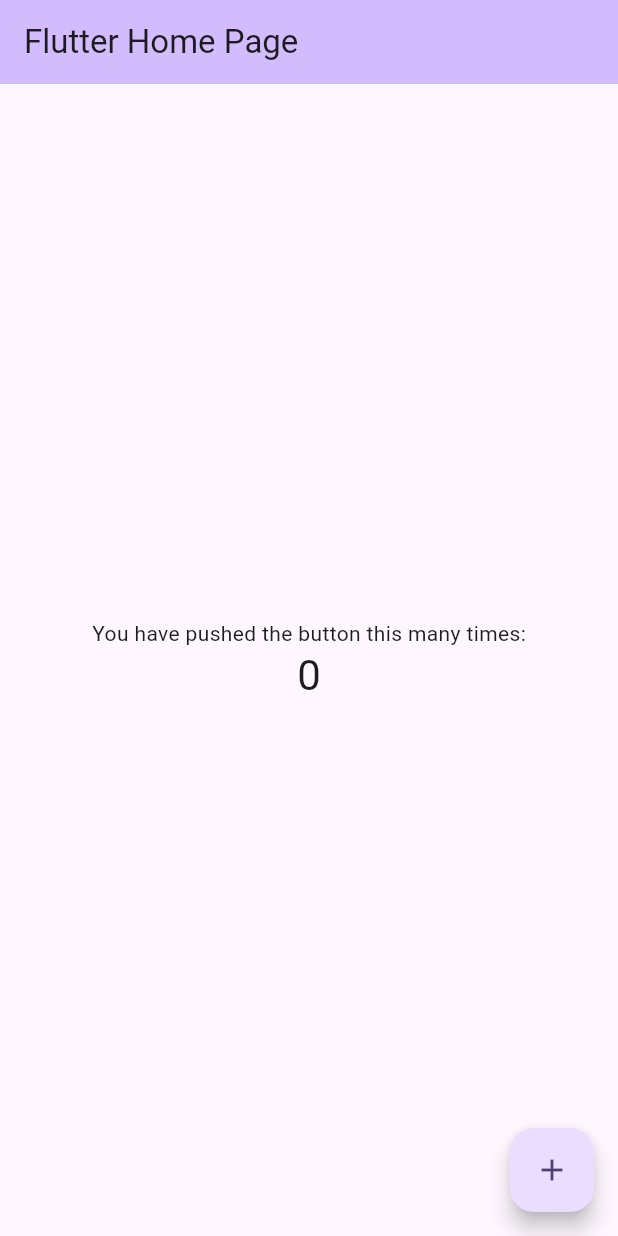
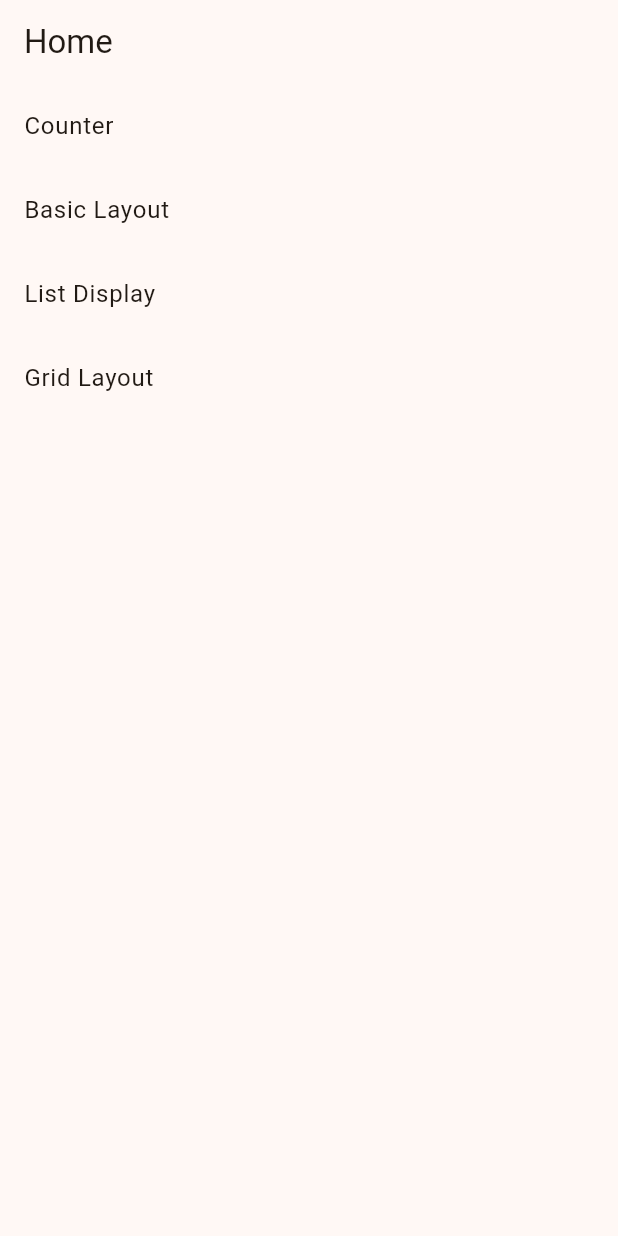
Before and after one commit to ebjorklund01/eriks_example_project, a Flutter app: the screen it shows after launch, on a phone screen of 412 x 824 dp. Run offline on Flutter 3.47's test engine with Material 3 defaults, Android fonts, the phone set to English and light mode, and no system bars.

Commit message:
Demo session
Co-authored-by: James Vanderburg <james@vanderburg.org>
Co-authored-by: Matt C <leafsicle@users.noreply.github.com>
Co-authored-by: Alexey Beletskiy <AlexeyBeletskiy@users.noreply.github.com>

```diff
--- a/lib/main.dart
+++ b/lib/main.dart
@@ -1,3 +1,7 @@
+import 'package:eriks_example_project/screens/basic_layout_screen.dart';
+import 'package:eriks_example_project/screens/counter_screen.dart';
+import 'package:eriks_example_project/screens/grid_layout_screen.dart';
+import 'package:eriks_example_project/screens/list_display_screen.dart';
 import 'package:flutter/material.dart';
 
 void main() {
@@ -7,119 +11,69 @@ void main() {
 class MyApp extends StatelessWidget {
   const MyApp({super.key});
 
-  // This widget is the root of your application.
   @override
   Widget build(BuildContext context) {
     return MaterialApp(
       title: 'Flutter',
       theme: ThemeData(
-        // This is the theme of your application.
-        //
-        // TRY THIS: Try running your application with "flutter run". You'll see
-        // the application has a purple toolbar. Then, without quitting the app,
-        // try changing the seedColor in the colorScheme below to Colors.green
-        // and then invoke "hot reload" (save your changes or press the "hot
-        // reload" button in a Flutter-supported IDE, or press "r" if you used
-        // the command line to start the app).
-        //
-        // Notice that the counter didn't reset back to zero; the application
-        // state is not lost during the reload. To reset the state, use hot
-        // restart instead.
-        //
-        // This works for code too, not just values: Most code changes can be
-        // tested with just a hot reload.
-        colorScheme: ColorScheme.fromSeed(seedColor: Colors.deepPurple),
+        colorScheme: ColorScheme.fromSeed(seedColor: Colors.orange),
         useMaterial3: true,
       ),
-      home: const MyHomePage(title: 'Flutter Home Page'),
+      home: const HomeScreen(),
     );
   }
 }
 
-class MyHomePage extends StatefulWidget {
-  const MyHomePage({super.key, required this.title});
-
-  // This widget is the home page of your application. It is stateful, meaning
-  // that it has a State object (defined below) that contains fields that affect
-  // how it looks.
-
-  // This class is the configuration for the state. It holds the values (in this
-  // case the title) provided by the parent (in this case the App widget) and
-  // used by the build method of the State. Fields in a Widget subclass are
-  // always marked "final".
-
-  final String title;
-
-  @override
-  State<MyHomePage> createState() => _MyHomePageState();
-}
-
-class _MyHomePageState extends State<MyHomePage> {
-  int _counter = 0;
-
-  void _incrementCounter() {
-    setState(() {
-      // This call to setState tells the Flutter framework that something has
-      // changed in this State, which causes it to rerun the build method below
-      // so that the display can reflect the updated values. If we changed
-      // _counter without calling setState(), then the build method would not be
-      // called again, and so nothing would appear to happen.
-      _counter++;
-    });
-  }
+class HomeScreen extends StatelessWidget {
+  const HomeScreen({super.key});
 
   @override
   Widget build(BuildContext context) {
-    // This method is rerun every time setState is called, for instance as done
-    // by the _incrementCounter method above.
-    //
-    // The Flutter framework has been optimized to make rerunning build methods
-    // fast, so that you can just rebuild anything that needs updating rather
-    // than having to individually change instances of widgets.
     return Scaffold(
-      appBar: AppBar(
-        // TRY THIS: Try changing the color here to a specific color (to
-        // Colors.amber, perhaps?) and trigger a hot reload to see the AppBar
-        // change color while the other colors stay the same.
-        backgroundColor: Theme.of(context).colorScheme.inversePrimary,
-        // Here we take the value from the MyHomePage object that was created by
-        // the App.build method, and use it to set our appbar title.
-        title: Text(widget.title),
+      appBar: AppBar(title: const Text('Home')),
+      body: ListView(
+        children: <Widget>[
+          ListTile(
+            title: const Text('Counter'),
+            onTap: () {
+              Navigator.push(
+                context,
+                MaterialPageRoute(builder: (context) => CounterScreen()),
+              );
+            },
+          ),
+          ListTile(
+            title: const Text('Basic Layout'),
+            onTap: () {
+              Navigator.push(
+                context,
+                MaterialPageRoute(
+                    builder: (context) => const BasicLayoutScreen()),
+              );
+            },
+          ),
+          ListTile(
+            title: const Text('List Display'),
+            onTap: () {
+              Navigator.push(
+                context,
+                MaterialPageRoute(
+                    builder: (context) => const ListDisplayScreen()),
+              );
+            },
+          ),
+          ListTile(
+            title: const Text('Grid Layout'),
+            onTap: () {
+              Navigator.push(
+                context,
+                MaterialPageRoute(
+                    builder: (context) => const GridLayoutScreen()),
+              );
+            },
+          ),
+        ],
       ),
-      body: Center(
-        // Center is a layout widget. It takes a single child and positions it
-        // in the middle of the parent.
-        child: Column(
-          // Column is also a layout widget. It takes a list of children and
-          // arranges them vertically. By default, it sizes itself to fit its
-          // children horizontally, and tries to be as tall as its parent.
-          //
-          // Column has various properties to control how it sizes itself and
-          // how it positions its children. Here we use mainAxisAlignment to
-          // center the children vertically; the main axis here is the vertical
-          // axis because Columns are vertical (the cross axis would be
-          // horizontal).
-          //
-          // TRY THIS: Invoke "debug painting" (choose the "Toggle Debug Paint"
-          // action in the IDE, or press "p" in the console), to see the
-          // wireframe for each widget.
-          mainAxisAlignment: MainAxisAlignment.center,
-          children: <Widget>[
-            const Text(
-              'You have pushed the button this many times:',
-            ),
-            Text(
-              '$_counter',
-              style: Theme.of(context).textTheme.headlineMedium,
-            ),
-          ],
-        ),
-      ),
-      floatingActionButton: FloatingActionButton(
-        onPressed: _incrementCounter,
-        tooltip: 'Increment',
-        child: const Icon(Icons.add),
-      ), // This trailing comma makes auto-formatting nicer for build methods.
     );
   }
 }
```
Also changed, not shown: lib/screens/basic_layout_screen.dart (added, +46 -0 lines), lib/screens/counter_screen.dart (added, +60 -0 lines), lib/screens/grid_layout_screen.dart (added, +34 -0 lines), lib/screens/list_display_screen.dart (added, +53 -0 lines).
